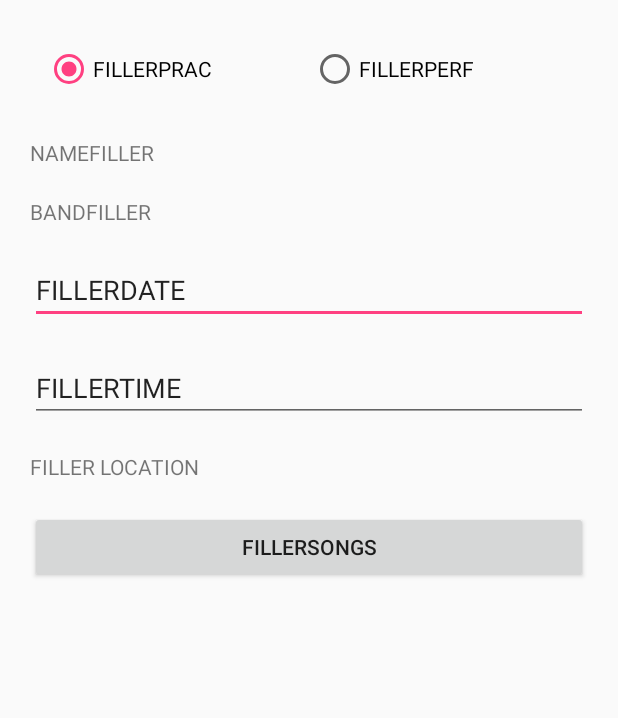
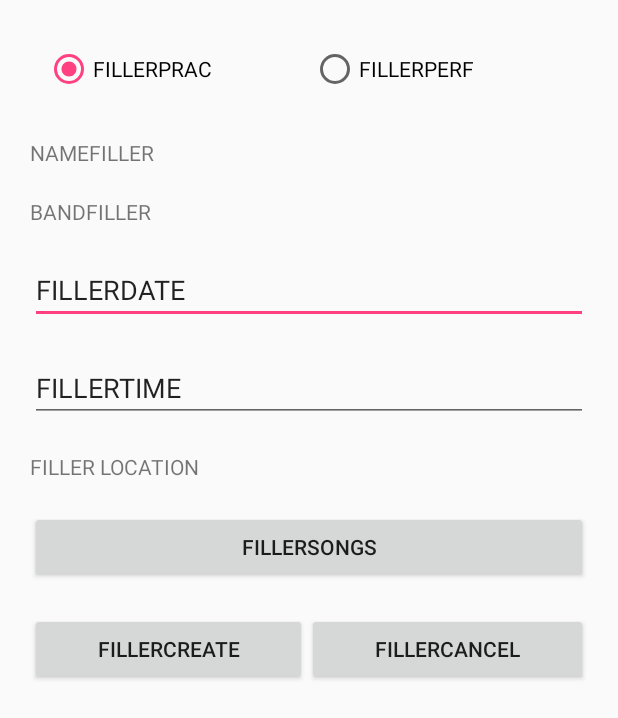
Before and after one commit to vgirkins/SetlistApp, an Android app: the layout fragment_cperf.xml on its own in the app's theme, with its tools: preview values and no code run, on a phone screen of 412 x 824 dp. Shown: the top 718 px of the screen. Run offline under Robolectric (Android 15) with nearby library versions, the phone set to English and light mode, and no system bars.

Commit message:
created xml for create song screen, added create/cancel buttons for performance screen; need to create string vars for both fragments and make items editable/clearer

```diff
--- a/app/src/main/res/layout/fragment_cperf.xml
+++ b/app/src/main/res/layout/fragment_cperf.xml
@@ -82,13 +82,35 @@
             android:text="FILLER LOCATION" />
 
         <Button
-            android:id="@+id/pSongs"
+            android:id="@+id/pSongButton"
             android:layout_width="match_parent"
             android:layout_height="wrap_content"
             android:layout_margin="10dp"
             android:layout_weight="0"
             android:text="FILLERSONGS" />
 
+        <LinearLayout
+            android:layout_width="match_parent"
+            android:layout_height="match_parent"
+            android:layout_weight="0"
+            android:orientation="horizontal"
+            android:padding="10dp">
+
+            <Button
+                android:id="@+id/createPButton"
+                android:layout_width="wrap_content"
+                android:layout_height="wrap_content"
+                android:layout_weight="1"
+                android:text="FILLERCREATE" />
+
+            <Button
+                android:id="@+id/cancelPButton"
+                android:layout_width="wrap_content"
+                android:layout_height="wrap_content"
+                android:layout_weight="1"
+                android:text="FILLERCANCEL" />
+        </LinearLayout>
+
     </LinearLayout>
 
 </android.support.constraint.ConstraintLayout>
```
Also changed, not shown: app/src/main/res/layout/fragment_csong.xml (+98 -1 lines).
